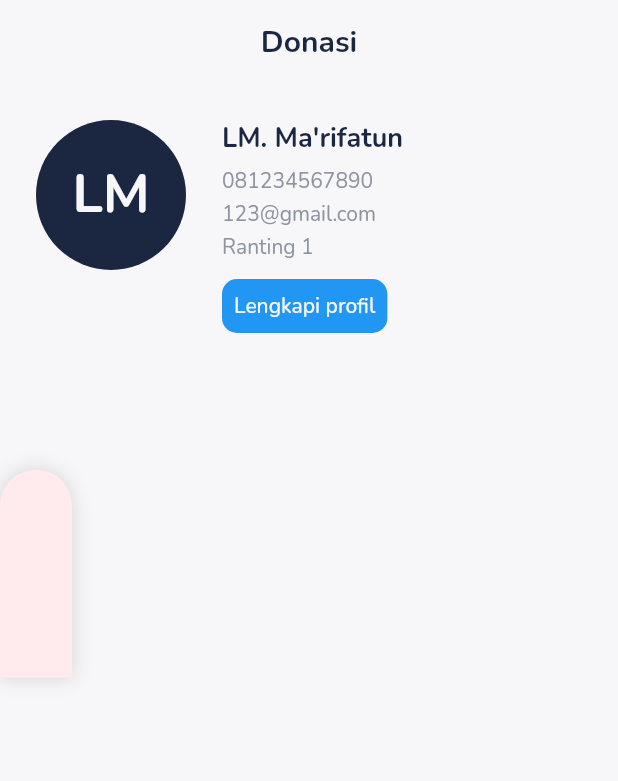
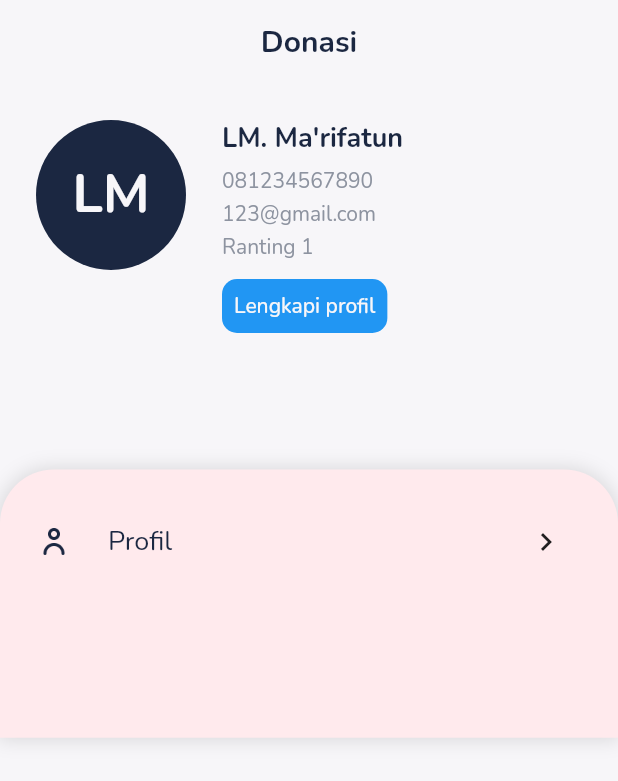
Before and after one commit to sahabatLaode/lazis, a Flutter app: the UserLainnya screen opened directly, on a phone screen of 412 x 824 dp. Shown: the top 781 px of the screen. Run offline on Flutter 3.47's test engine with Material 2 defaults, Android fonts, the phone set to English and light mode, and no system bars; our stand-ins replace dropdown_search, google_fonts, google_nav_bar.

Commit message:
Menambahkan menu item profil pada menu lainnya

```diff
--- a/lazismu redesign/lib/pages/lainnya_page.dart
+++ b/lazismu redesign/lib/pages/lainnya_page.dart
@@ -113,7 +113,7 @@ class UserLainnya extends StatelessWidget {
               padding: const EdgeInsets.only(
                 left: 24,
                 right: 24,
-                top: 32,
+                top: 24,
                 bottom: 106.8,
               ),
               decoration: BoxDecoration(
@@ -129,7 +129,38 @@ class UserLainnya extends StatelessWidget {
                 ),
                 color: kLavenderBlushColor,
               ),
-              child: Column(),
+              child: Column(
+                children: [
+                  Row(
+                    mainAxisAlignment: MainAxisAlignment.spaceBetween,
+                    children: [
+                      Row(
+                        children: [
+                          Container(
+                            margin: EdgeInsets.only(right: 24),
+                            width: 24,
+                            child: Image.asset('assets/icon_profil.png'),
+                          ),
+                          Text(
+                            'Profil',
+                            style: yankeesStyle.copyWith(
+                              fontSize: 18,
+                            ),
+                          ),
+                        ],
+                      ),
+                      Row(
+                        children: [
+                          IconButton(
+                            onPressed: () {},
+                            icon: Icon(Icons.chevron_right),
+                          ),
+                        ],
+                      ),
+                    ],
+                  ),
+                ],
+              ),
             ),
           ],
         ),
```
